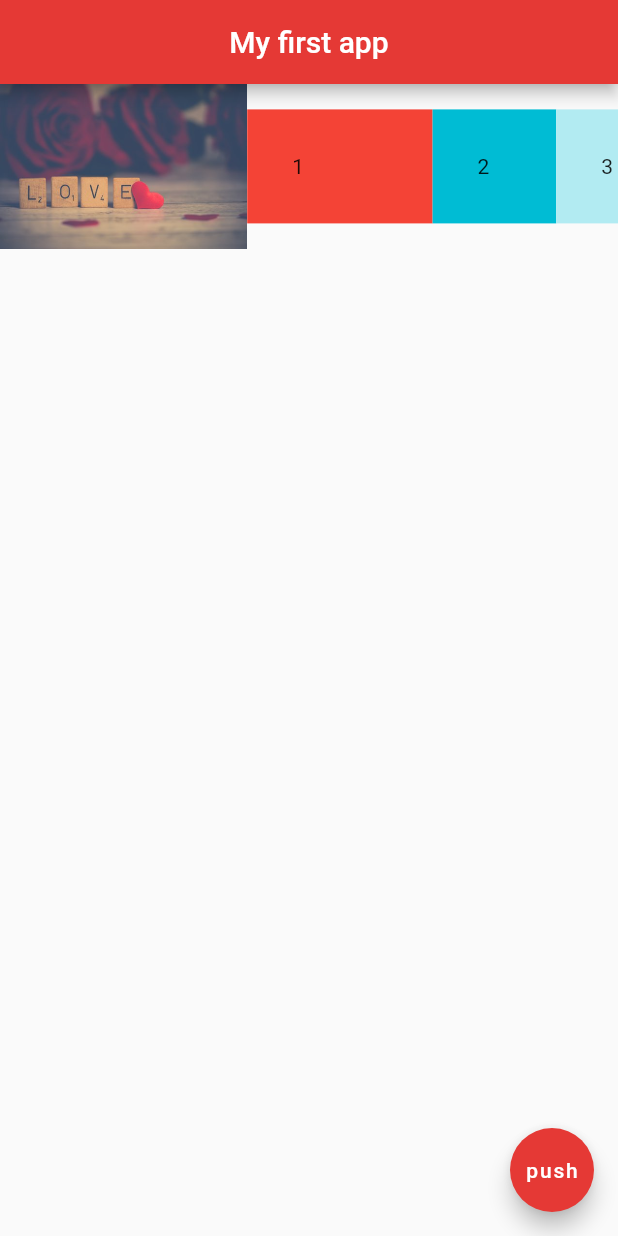
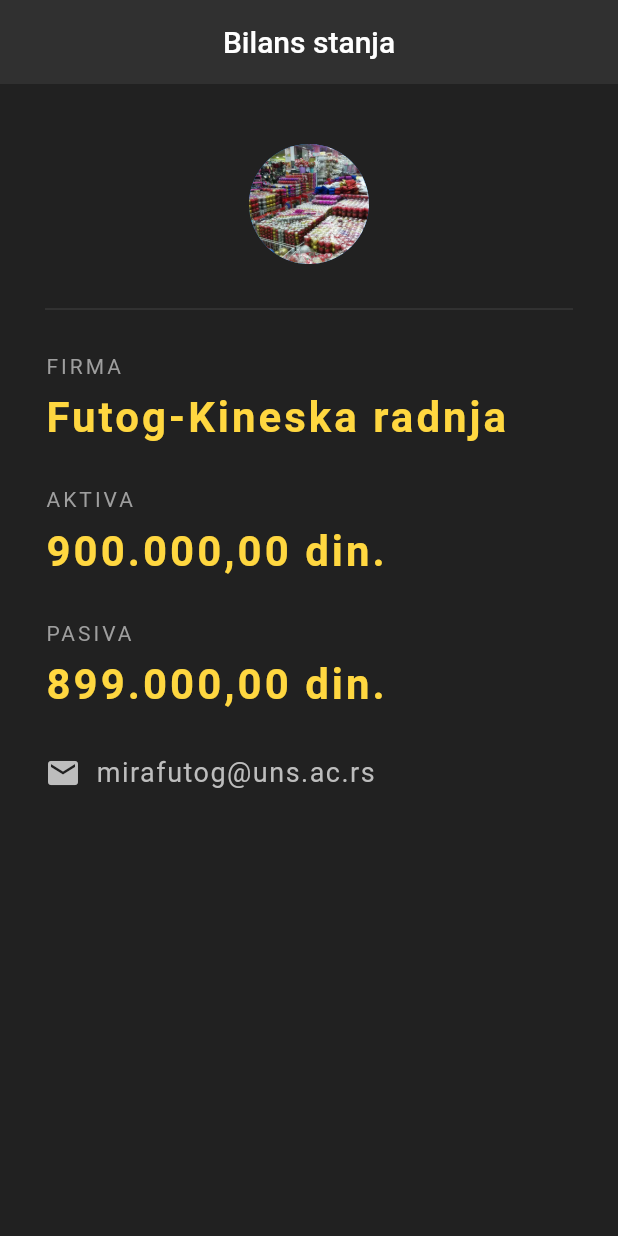
Before and after one commit to vlaksi/IntentarApp, a Flutter app: the screen it shows after launch, on a phone screen of 412 x 824 dp. Run offline on Flutter 3.47's test engine with Material 2 defaults, Android fonts, the phone set to English and light mode, and no system bars.

Commit message:
Page: bilans stanja firme

```diff
--- a/lib/main.dart
+++ b/lib/main.dart
@@ -1,76 +1,109 @@
 import 'package:flutter/material.dart';
 
-/*
- Arrow funkcija main, koja ocekuje stablo widgeta.
- Argument je widget koji sluzi kao wraper za ostale
- widgete.
- */
 void main() => runApp(MaterialApp(
-    home: PocetnaStrana(),
+  home: BankovniRacun(),
 ));
 
-/*
-  Scaffold widget nam omogucava osnovni layout za nasu aplikaciju.
-
-  Stateless - widget koji se ne moze menjati tokom vremena.
-  Stateful  - widget koji se moze menjati tokom vremena.
-
- */
-
-/*
-    Ovo nam omogucava 'HotReload' kako bi mogli videti rezultate
-    nase izmene u kodu instant.
- */
-class PocetnaStrana extends StatelessWidget {
+class BankovniRacun extends StatelessWidget {
   @override
   Widget build(BuildContext context) {
     return Scaffold(
-        appBar: AppBar(                 // za gornji deo aplikacije
-            title: Text('My first app'),
-            centerTitle: true,
-            backgroundColor: Colors.red[600],
-        ),
-        body: Row(
+      backgroundColor: Colors.grey[900],
+      appBar: AppBar(
+        title: Text('Bilans stanja'),
+        centerTitle: true,
+        backgroundColor: Colors.grey[850],
+        elevation: 0.0,
+      ),
+      body: Padding(
+        padding: const EdgeInsets.fromLTRB(30.0, 40.0, 30.0, 0),
+        child: Column(
+          crossAxisAlignment: CrossAxisAlignment.start,
           children: <Widget>[
-            Expanded(
-                child: Image.asset('assets/lv.jpg'),
-              flex: 4,
-            ),
-
-            Expanded(
-              flex: 3,              // za sva tri expanded dela proporcialno delimo ekran
-              child: Container(     // sto veci flex -> veci deo ekrana dobija taj widget
-                padding: EdgeInsets.all(30.0),
-                color: Colors.red,
-                child: Text('1'),
+            Center(
+              child: CircleAvatar(
+                radius: 40.0,
+                backgroundImage: AssetImage('assets/mirak.jpg'),
               ),
             ),
-
-            Expanded(
-              flex: 2,
-              child: Container(
-                padding: EdgeInsets.all(30.0),
-                color: Colors.cyan,
-                child: Text('2'),
+            Divider(
+              color: Colors.grey[800],
+              height: 60.0,
+            ),
+            Text(
+              'FIRMA',
+              style: TextStyle(
+                color: Colors.grey,
+                letterSpacing: 2.0,
               ),
             ),
-
-            Expanded(
-              flex: 1,
-              child: Container(
-                padding: EdgeInsets.all(30.0),
-                color: Colors.cyan[100],
-                child: Text('3'),
+            SizedBox(height: 10.0),
+            Text(
+              'Futog-Kineska radnja',
+              style: TextStyle(
+                color: Colors.amberAccent[200],
+                fontWeight: FontWeight.bold,
+                fontSize: 28.0,
+                letterSpacing: 2.0,
               ),
             ),
-
+            SizedBox(height: 30.0),
+            Text(
+              'AKTIVA',
+              style: TextStyle(
+                color: Colors.grey,
+                letterSpacing: 2.0,
+              ),
+            ),
+            SizedBox(height: 10.0),
+            Text(
+              '900.000,00 din.',
+              style: TextStyle(
+                color: Colors.amberAccent[200],
+                fontWeight: FontWeight.bold,
+                fontSize: 28.0,
+                letterSpacing: 2.0,
+              ),
+            ),
+            SizedBox(height: 30.0),
+            Text(
+              'PASIVA',
+              style: TextStyle(
+                color: Colors.grey,
+                letterSpacing: 2.0,
+              ),
+            ),
+            SizedBox(height: 10.0),
+            Text(
+              '899.000,00 din.',
+              style: TextStyle(
+                color: Colors.amberAccent[200],
+                fontWeight: FontWeight.bold,
+                fontSize: 28.0,
+                letterSpacing: 2.0,
+              ),
+            ),
+            SizedBox(height: 30.0),
+            Row(
+              children: <Widget>[
+                Icon(
+                  Icons.email,
+                  color: Colors.grey[400],
+                ),
+                SizedBox(width: 10.0),
+                Text(
+                  'mirafutog@uns.ac.rs',
+                  style: TextStyle(
+                    color: Colors.grey[400],
+                    fontSize: 18.0,
+                    letterSpacing: 1.0,
+                  ),
+                )
+              ],
+            ),
           ],
         ),
-        floatingActionButton: FloatingActionButton(
-            onPressed: () {},
-            child: Text('push'),
-            backgroundColor: Colors.red[600],
-        ),
-    ) ;
+      ),
+    );
   }
 }
```
Also changed, not shown: assets/mirak.jpg (added).
